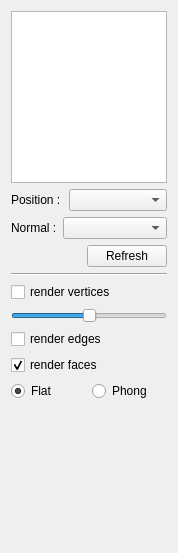
Old version of the form SCHNApps/Plugins/render/render.ui in the repository cgogn/CGoGN.
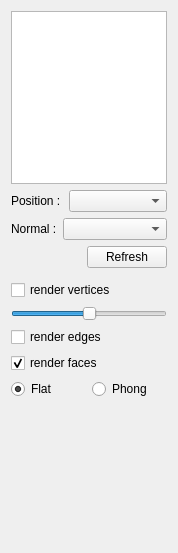
New version of the form.

```diff
--- a/SCHNApps/Plugins/render/render.ui
+++ b/SCHNApps/Plugins/render/render.ui
@@ -56,16 +56,16 @@
        </property>
       </widget>
      </item>
-     <item row="2" column="2" alignment="Qt::AlignRight">
+     <item row="2" column="2">
       <widget class="QPushButton" name="button_refreshVBOs">
        <property name="sizePolicy">
-        <sizepolicy hsizetype="Preferred" vsizetype="Fixed">
+        <sizepolicy hsizetype="Fixed" vsizetype="Fixed">
          <horstretch>0</horstretch>
          <verstretch>0</verstretch>
         </sizepolicy>
        </property>
        <property name="layoutDirection">
-        <enum>Qt::LeftToRight</enum>
+        <enum>Qt::RightToLeft</enum>
        </property>
        <property name="text">
         <string>Refresh</string>
@@ -75,11 +75,7 @@
     </layout>
    </item>
    <item>
-    <widget class="Line" name="line">
-     <property name="orientation">
-      <enum>Qt::Horizontal</enum>
-     </property>
-    </widget>
+    <widget class="Line" name="line"/>
    </item>
    <item>
     <widget class="QCheckBox" name="check_renderVertices">
```
